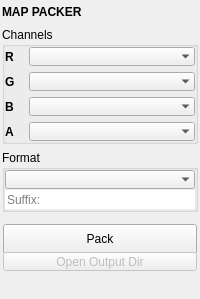
m3trik/extapps, file extapps/texture_maps/packer/packer.ui: the form before one commit.
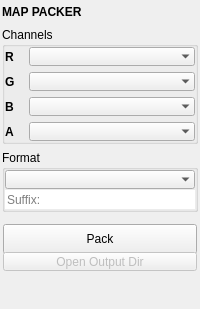
The form after the commit. Custom widgets are drawn as their Qt base class.

Patch:
```diff
--- a/extapps/texture_maps/packer/packer.ui
+++ b/extapps/texture_maps/packer/packer.ui
@@ -486,6 +486,9 @@
         <property name="orientation">
          <enum>Qt::Vertical</enum>
         </property>
+        <property name="sizeType">
+         <enum>QSizePolicy::Fixed</enum>
+        </property>
         <property name="sizeHint" stdset="0">
          <size>
           <width>0</width>
```
Left out of the diff: 12 changed lines with no effect on the pictures.
